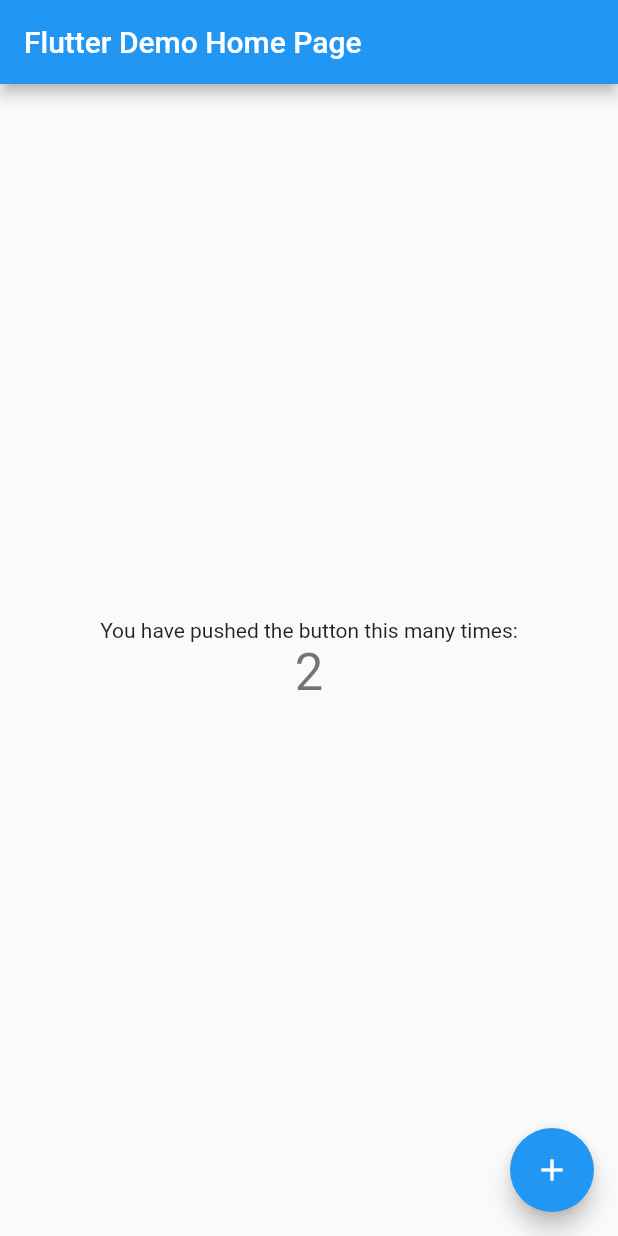
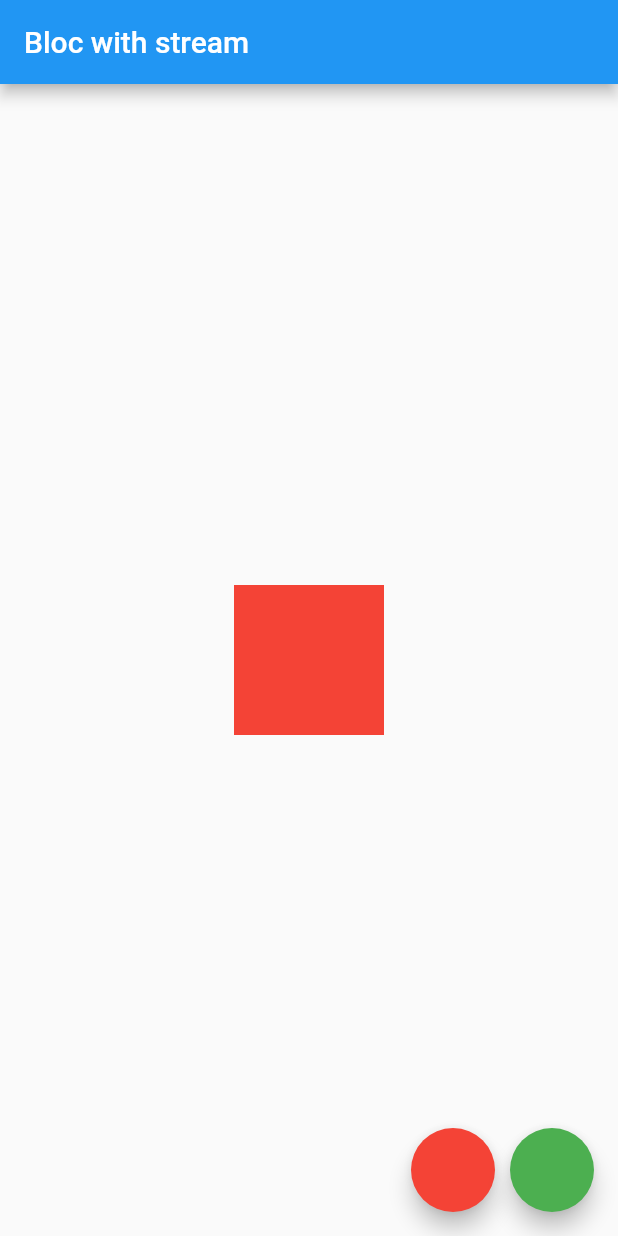
Before and after one commit to Hudihka/hello_fluter, a Flutter app: the screen it shows after launch, on a phone screen of 412 x 824 dp. Run offline on Flutter 3.47's test engine with Material 2 defaults, Android fonts, the phone set to English and light mode, and no system bars.

```diff
--- a/lib/main.dart
+++ b/lib/main.dart
@@ -13,7 +13,10 @@
       theme: ThemeData(
         primarySwatch: Colors.blue,
       ),
-      home: MyHomePage(title: 'Flutter Demo Home Page', count: 2,),
+      home: MyHomePage(
+        title: 'Flutter Demo Home Page',
+        count: 2,
+      ),
     );
   }
 }
@@ -29,61 +32,38 @@
 }
 
 class _MyHomePageState extends State<MyHomePage> {
-  int _counter;
-
-    @override
-  void initState() {
-    _counter = widget.count;
-    super.initState();
-  }
-
-  void _incrementCounter() {
-    setState(() {
-      _counter++;
-    });
-  }
-
   @override
   Widget build(BuildContext context) {
-
     return Scaffold(
       appBar: AppBar(
-
-        title: Text(widget.title),
+        title: Text('Bloc with stream'),
       ),
       body: Center(
-        child: Column(
-          // Column is also a layout widget. It takes a list of children and
-          // arranges them vertically. By default, it sizes itself to fit its
-          // children horizontally, and tries to be as tall as its parent.
-          //
-          // Invoke "debug painting" (press "p" in the console, choose the
-          // "Toggle Debug Paint" action from the Flutter Inspector in Android
-          // Studio, or the "Toggle Debug Paint" command in Visual Studio Code)
-          // to see the wireframe for each widget.
-          //
-          // Column has various properties to control how it sizes itself and
-          // how it positions its children. Here we use mainAxisAlignment to
-          // center the children vertically; the main axis here is the vertical
-          // axis because Columns are vertical (the cross axis would be
-          // horizontal).
-          mainAxisAlignment: MainAxisAlignment.center,
-          children: <Widget>[
-            Text(
-              'You have pushed the button this many times:',
-            ),
-            Text(
-              '$_counter',
-              style: Theme.of(context).textTheme.headline4,
-            ),
-          ],
+        child: AnimatedContainer(
+          height: 100,
+          width: 100,
+          color: Colors.red,
+          duration: Duration(milliseconds: 500),
         ),
       ),
-      floatingActionButton: FloatingActionButton(
-        onPressed: _incrementCounter,
-        tooltip: 'Increment',
-        child: Icon(Icons.add),
-      ), // This trailing comma makes auto-formatting nicer for build methods.
+      floatingActionButton: Row(
+        mainAxisAlignment: MainAxisAlignment.end,
+        children: [
+          FloatingActionButton(
+            backgroundColor: Colors.red,
+            onPressed: (){
+
+            },
+          ),
+          SizedBox(width: 10),
+          FloatingActionButton(
+            backgroundColor: Colors.green,
+            onPressed: (){
+
+            },
+          ),
+        ],
+      ),
     );
   }
 }
```
Also changed, not shown: lib/colo_block.dart (added).
